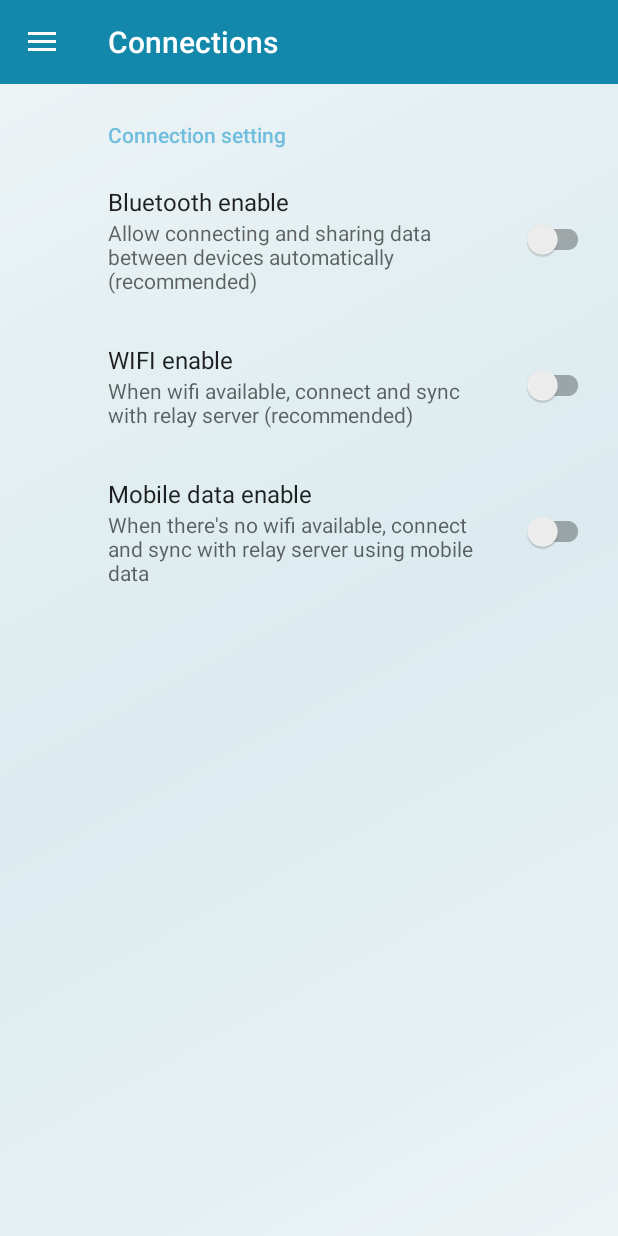
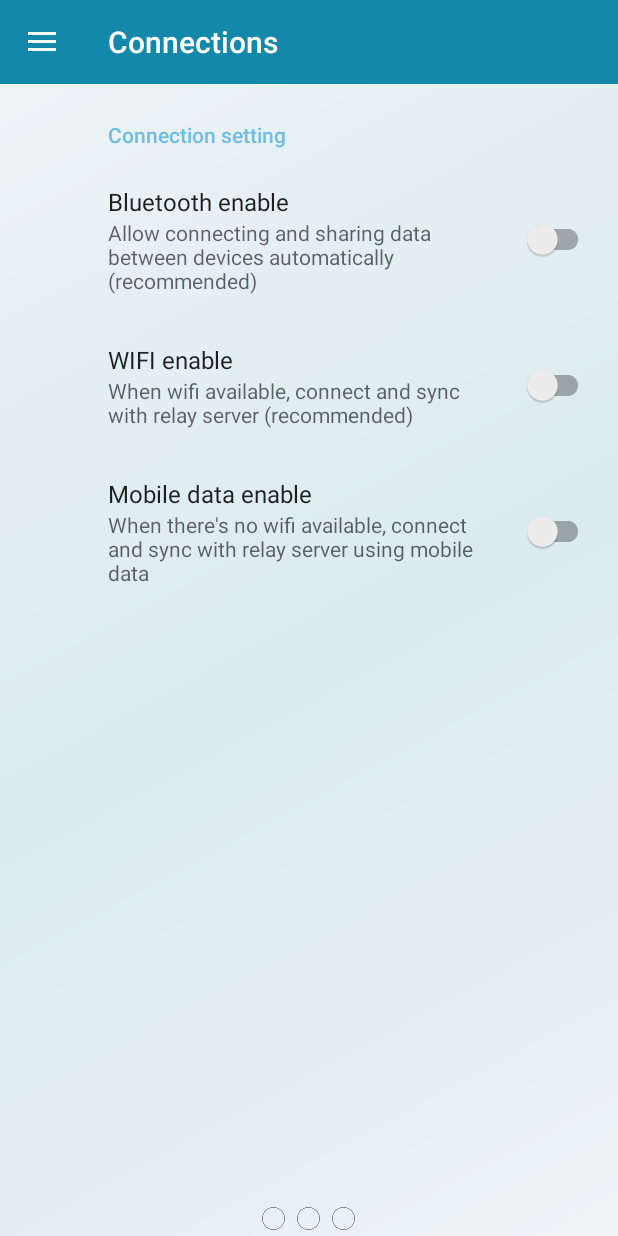
Before and after one commit to omerel/RELAY, an Android app: the MainActivity screen opened directly, with no data from a screen before it, in the side drawer, after a tap on "Connection setting", on a phone screen of 412 x 824 dp. Run offline under Robolectric (Android 15) with nearby library versions, the phone set to English and light mode, and no system bars; our stand-ins replace CircleImageView, androidx.preference; libraries missing offline, so code that uses them is left out: com.couchbase.lite; 46 statements that could not run were skipped.

Commit message:
added status bar, reduce the empty gif

```diff
--- a/Client/Relay/app/src/main/java/com/relay/relay/Bluetooth/BLECentral.java
+++ b/Client/Relay/app/src/main/java/com/relay/relay/Bluetooth/BLECentral.java
@@ -200,6 +200,7 @@ public class BLECentral implements BLConstants {
                 case BLE_SCAN_ERROR:
                     mBleScan.stopScanning();
                     sendResultToManager(BLE_SCAN_ERROR,null);
+                    Log.e(TAG, "Error -  BLE_SCAN_ERROR ");
                     break;
 
                 default:
--- a/Client/Relay/app/src/main/java/com/relay/relay/DB/NodesDB.java
+++ b/Client/Relay/app/src/main/java/com/relay/relay/DB/NodesDB.java
@@ -227,6 +227,8 @@ public class NodesDB {
      */
     public boolean setMyNodeId(UUID nodeId){
         dbManager.putJsonObject(MY_NODE_ID,JsonConvertor.convertToJson(nodeId));
+        // remove node from inboxDB
+        mInboxDB.deleteContactFromDB(nodeId);
         return true;
     }
 
--- a/Client/Relay/app/src/main/java/com/relay/relay/InboxFragment.java
+++ b/Client/Relay/app/src/main/java/com/relay/relay/InboxFragment.java
@@ -53,6 +53,7 @@ import com.relay.relay.Util.LiveQueryAdapter;
 import com.relay.relay.Util.SearchContactAdapter;
 import com.relay.relay.Util.SearchUser;
 import com.relay.relay.Util.ShowActivityFullImage;
+import com.relay.relay.Util.StatusBar;
 import com.relay.relay.Util.UuidGenerator;
 import com.relay.relay.system.Node;
 import com.relay.relay.system.RelayMessage;
@@ -157,8 +158,6 @@ public class InboxFragment extends Fragment {
             }
         });
 
-        mGifImageView = (GifImageView)view.findViewById(R.id.gif_empty);
-        mGifImageView.setGifImageResource(R.drawable.empty);
 
         // init contacts view
         mContactRecyclerView = (RecyclerView) view.findViewById(R.id.recycler_view_contacts);
@@ -176,6 +175,12 @@ public class InboxFragment extends Fragment {
         mSearchContactRecyclerView.setItemAnimator(new DefaultItemAnimator());
         mSearchContactRecyclerView.setVisibility(View.GONE);
         mSearchContactRecyclerView.setItemViewCacheSize(20);
+
+
+//        if (test == 0) {
+//            mGifImageView = (GifImageView) view.findViewById(R.id.gif_empty);
+//            mGifImageView.setGifImageResource(R.drawable.empty);
+//        }
 
         return view;
     }
@@ -197,7 +202,6 @@ public class InboxFragment extends Fragment {
         mDataManager.openAllDataBase();
         Log.e(TAG,"close and opened data base");
 
-        uploadEmptyGif(mDataBase.getView("list/contactList").getCurrentTotalRows());
     }
 
 
@@ -327,8 +331,8 @@ public class InboxFragment extends Fragment {
                 @Override
                 public void map(Map<String, Object> document, Emitter emitter) {
                     String type = (String) document.get("type");
-                    boolean disappear = (boolean) document.get("disappear");
-                    if ("contact".equals(type) && !disappear) {
+                    if ("contact".equals(type)) {
+                        if (!(boolean) document.get("disappear"))
                         emitter.emit(document.get("time"), null);
                     }
                 }
@@ -340,13 +344,6 @@ public class InboxFragment extends Fragment {
         listsLiveQuery = query.toLiveQuery();
     }
 
-    private void uploadEmptyGif(int listCounter) {
-
-        if (listCounter == 0)
-            mGifImageView.setVisibility(View.VISIBLE);
-        else
-            mGifImageView.setVisibility(View.GONE);
-    }
 
     private class ListAdapter extends LiveQueryAdapter {
 
@@ -395,8 +392,6 @@ public class InboxFragment extends Fragment {
                     newImage = ImageConverter.scaleDown(newImage,100,true);
                     holder.circleImageView.setImageBitmap(newImage);
                 }
-
-
             }
 
             // set updates and new messages icon
@@ -587,6 +582,7 @@ public class InboxFragment extends Fragment {
                         mDataManager.getInboxDB().deleteUserAndConversation(UUID.fromString(uuidString),true);
                         Toast.makeText(getContext(), "user was deleted", Toast.LENGTH_SHORT).show();
                         mAdapter.myNotify();
+
                     }
                 } else {
                     Document doc =  mAdapter.getItem(position);
@@ -597,8 +593,6 @@ public class InboxFragment extends Fragment {
                         Toast.makeText(getContext(), "user info", Toast.LENGTH_SHORT).show();
                     }
                 }
-
-                uploadEmptyGif(mDataBase.getView("list/contactList").getCurrentTotalRows());
             }
 
             @Override
@@ -705,7 +699,6 @@ public class InboxFragment extends Fragment {
                         setupLiveQuery();
                         mAdapter.myNotify();
 
-                        uploadEmptyGif(mDataBase.getView("list/contactList").getCurrentTotalRows());
 
                         break;
 
--- a/Client/Relay/app/src/main/java/com/relay/relay/MainActivity.java
+++ b/Client/Relay/app/src/main/java/com/relay/relay/MainActivity.java
@@ -37,6 +37,7 @@ import android.widget.TextView;
 
 import com.relay.relay.SubSystem.DataManager;
 import com.relay.relay.SubSystem.RelayConnectivityManager;
+import com.relay.relay.Util.StatusBar;
 import com.relay.relay.Util.UuidGenerator;
 
 import java.util.UUID;
@@ -88,12 +89,13 @@ public class MainActivity extends AppCompatActivity
     private SharedPreferences sharedPreferences;
 
 
+    private StatusBar mStatusBar;
+
 
     @Override
     protected void onCreate(Bundle savedInstanceState) {
         super.onCreate(savedInstanceState);
         setContentView(R.layout.activity_main);
-
 
         Toolbar  toolbar = (Toolbar) findViewById(R.id.toolbar);
         setSupportActionBar(toolbar);
@@ -116,37 +118,6 @@ public class MainActivity extends AppCompatActivity
 
         // using sharedPreferences when trying to log out
         sharedPreferences =  getSharedPreferences(SYSTEM_SETTING,0);
-
-//        //TODO delete uuidGenerator when creating login
-//        // check if the is a user name
-//        sharedPreferences =  getSharedPreferences(SYSTEM_SETTING,0);
-//        String uuid = sharedPreferences.getString(CURRENT_UUID_USER,null);
-//
-//        if (uuid == null){
-//            //get my uuid from login and put it in sharedPreferences
-//            UuidGenerator uuidGenerator = new UuidGenerator();
-//            try {
-//                mMyuuid = uuidGenerator.GenerateUUIDFromEmail("Rachael@gmail.com");
-//            } catch (Exception e) {
-//                e.printStackTrace();
-//            }
-//            // saving myuuid into sharedPreferences
-//
-//            SharedPreferences.Editor editor = sharedPreferences.edit();
-//            editor.putString(CURRENT_UUID_USER,mMyuuid.toString());
-//            editor.commit();
-//        }
-//        else{
-//            mMyuuid = UUID.fromString(uuid);
-//        }
-
-
-        // for dubug
-//        Test t = new Test(this);
-//        t.startTest();
-        //
-
-        // todo delete up to here
 
         navHeaderView= navigationView.getHeaderView(0);
 
@@ -177,6 +148,9 @@ public class MainActivity extends AppCompatActivity
 
         // start on inbox
         displayFragment(0);
+
+        // initial status bar
+        mStatusBar = new StatusBar(this);
 
     }
 
@@ -211,6 +185,7 @@ public class MainActivity extends AppCompatActivity
     @Override
     protected void onDestroy() {
         super.onDestroy();
+        mStatusBar.close();
     }
 
     @Override
@@ -502,6 +477,7 @@ public class MainActivity extends AppCompatActivity
             changePriority();
             Snackbar.make(this.mContentView, " Changing connection priority " , Snackbar.LENGTH_SHORT)
                     .setAction("Action", null).show();
+            mStatusBar.clear();
 
         }
         else{
--- a/Client/Relay/app/src/main/java/com/relay/relay/Util/LiveQueryAdapter.java
+++ b/Client/Relay/app/src/main/java/com/relay/relay/Util/LiveQueryAdapter.java
@@ -27,10 +27,10 @@ public class LiveQueryAdapter extends RecyclerView.Adapter<InboxFragment.Contact
     public QueryEnumerator enumerator;
     private Context context;
 
-
     public LiveQueryAdapter(Context context, LiveQuery query) {
         this.context = context;
         this.query = query;
+        this.enumerator = query.getRows();
 
         query.addChangeListener(new LiveQuery.ChangeListener() {
             @Override
--- /dev/null
+++ b/Client/Relay/app/src/main/java/com/relay/relay/Util/StatusBar.java
@@ -0,0 +1,153 @@
+package com.relay.relay.Util;
+
+import android.app.Activity;
+import android.content.BroadcastReceiver;
+import android.content.Context;
+import android.content.Intent;
+import android.content.IntentFilter;
+import android.os.CountDownTimer;
+import android.os.Handler;
+import android.view.View;
+import android.widget.ImageView;
+
+import com.relay.relay.R;
+
+
+/**
+ * Created by omer on 04/05/2017.
+ */
+
+public class StatusBar {
+
+    public static final String STATUS_BAR_RELAY = "relay.BroadcastReceiver.STATUS_BAR_RELAY";
+    public static final int FLAG_IDLE = 11;
+    public static final int FLAG_SEARCH = 12;
+    public static final int FLAG_CONNECTING = 13;
+    public static final int FLAG_HANDSHAKE = 14;
+    public static final int FLAG_ERROR = 15;
+
+
+    private Activity mActivity;
+    private ImageView mIdleFlag;
+    private ImageView mSearchFlag;
+    private ImageView mConnectingFlag;
+    private ImageView mHandShakeFlag;
+    private ImageView mErrorFlag;
+
+    // Listener when flag has been changed
+    private BroadcastReceiver mBroadcastReceiver;
+    private IntentFilter mFilter;
+
+
+    public StatusBar(Activity activity){
+        this.mActivity = activity;
+
+        this.mIdleFlag = (ImageView) mActivity.findViewById(R.id.flag_idle);
+        mIdleFlag.setImageDrawable(mActivity.getDrawable(R.drawable.ic_flag_non));
+        this.mSearchFlag = (ImageView) mActivity.findViewById(R.id.flag_search);
+        mSearchFlag.setImageDrawable(mActivity.getDrawable(R.drawable.ic_flag_non));
+        this.mConnectingFlag = (ImageView) mActivity.findViewById(R.id.flag_connecting);
+        mConnectingFlag.setImageDrawable(mActivity.getDrawable(R.drawable.ic_flag_non));
+        this.mHandShakeFlag = (ImageView) mActivity.findViewById(R.id.flag_handshake);
+        mHandShakeFlag.setVisibility(View.INVISIBLE);
+        this.mErrorFlag = (ImageView) mActivity.findViewById(R.id.flag_error);
+        mErrorFlag.setVisibility(View.INVISIBLE);
+        createBroadcastReceiver();
+    }
+
+
+    /**
+     * BroadcastReceiver
+     */
+    private void createBroadcastReceiver() {
+        mFilter = new IntentFilter();
+        mFilter.addAction(STATUS_BAR_RELAY);
+
+        mBroadcastReceiver = new BroadcastReceiver() {
+
+            @Override
+            public void onReceive(Context context, Intent intent) {
+
+                String action = intent.getAction();
+                switch (action){
+
+                    case STATUS_BAR_RELAY:
+                        int flag = intent.getIntExtra("flag",0);
+                        turnOnFlag(flag);
+                        break;
+                }
+            }
+        };
+        mActivity.registerReceiver(mBroadcastReceiver, mFilter);
+    }
+
+
+    public void close(){
+        mActivity.unregisterReceiver(mBroadcastReceiver);
+    }
+    private void turnOnFlag(int flag) {
+
+        switch (flag){
+            case FLAG_IDLE :
+                mSearchFlag.setImageDrawable(mActivity.getDrawable(R.drawable.ic_flag_non));
+                mConnectingFlag.setImageDrawable(mActivity.getDrawable(R.drawable.ic_flag_non));
+                mIdleFlag.setImageDrawable(mActivity.getDrawable(R.drawable.ic_flag_idle));
+                break;
+            case FLAG_SEARCH :
+                mIdleFlag.setImageDrawable(mActivity.getDrawable(R.drawable.ic_flag_non));
+                mConnectingFlag.setImageDrawable(mActivity.getDrawable(R.drawable.ic_flag_non));
+                mSearchFlag.setImageDrawable(mActivity.getDrawable(R.drawable.ic_flag_search));
+                break;
+            case FLAG_CONNECTING :
+                mIdleFlag.setImageDrawable(mActivity.getDrawable(R.drawable.ic_flag_non));
+                mSearchFlag.setImageDrawable(mActivity.getDrawable(R.drawable.ic_flag_non));
+                mConnectingFlag.setImageDrawable(mActivity.getDrawable(R.drawable.ic_flag_connecting));
+                break;
+            case FLAG_HANDSHAKE :
+                blinkFlag(FLAG_HANDSHAKE);
+                break;
+            case FLAG_ERROR :
+                blinkFlag(FLAG_ERROR);
+                break;
+            case 0 :
+                mIdleFlag.setImageDrawable(mActivity.getDrawable(R.drawable.ic_flag_non));
+                mSearchFlag.setImageDrawable(mActivity.getDrawable(R.drawable.ic_flag_non));
+                mConnectingFlag.setImageDrawable(mActivity.getDrawable(R.drawable.ic_flag_non));
+                break;
+        }
+    }
+
+
+    private void blinkFlag(int flag) {
+
+
+        if (flag == FLAG_ERROR){
+            new CountDownTimer(3000, 1000) {
+                public void onTick(long millisUntilFinished) {
+                    mErrorFlag.setVisibility(View.VISIBLE);
+                }
+                public void onFinish() {
+                    mErrorFlag.setVisibility(View.INVISIBLE);
+                }
+            }.start();
+        }
+
+        if (flag == FLAG_HANDSHAKE){
+            // flash hand shake
+            new CountDownTimer(1000, 1000) {
+                public void onTick(long millisUntilFinished) {
+                    mHandShakeFlag.setVisibility(View.VISIBLE);
+                }
+                public void onFinish() {
+                    mHandShakeFlag.setVisibility(View.INVISIBLE);
+                }
+            }.start();
+        }
+    }
+
+    public void clear() {
+        mIdleFlag.setImageDrawable(mActivity.getDrawable(R.drawable.ic_flag_non));
+        mSearchFlag.setImageDrawable(mActivity.getDrawable(R.drawable.ic_flag_non));
+        mConnectingFlag.setImageDrawable(mActivity.getDrawable(R.drawable.ic_flag_non));
+    }
+}
--- a/Client/Relay/app/src/main/res/layout/app_bar_main.xml
+++ b/Client/Relay/app/src/main/res/layout/app_bar_main.xml
@@ -23,4 +23,6 @@
 
     <include layout="@layout/content_main" />
 
+    <include layout="@layout/status_bar_layout" />
+
 </android.support.design.widget.CoordinatorLayout>
--- /dev/null
+++ b/Client/Relay/app/src/main/res/layout/status_bar_layout.xml
@@ -0,0 +1,51 @@
+<?xml version="1.0" encoding="utf-8"?>
+<RelativeLayout
+    xmlns:android="http://schemas.android.com/apk/res/android"
+    android:layout_width="match_parent"
+    android:layout_height="match_parent">
+
+    <ImageView
+        android:id="@+id/flag_search"
+        android:layout_width="15dp"
+        android:layout_height="15dp"
+        android:layout_centerHorizontal="true"
+        android:layout_margin="4dp"
+        android:layout_alignParentBottom="true"
+        android:src="@drawable/ic_flag_search"/>
+    <ImageView
+        android:id="@+id/flag_connecting"
+        android:layout_width="15dp"
+        android:layout_height="15dp"
+        android:layout_toRightOf="@id/flag_search"
+        android:layout_margin="4dp"
+        android:layout_alignParentBottom="true"
+        android:src="@drawable/ic_flag_connecting"/>
+    <ImageView
+        android:id="@+id/flag_idle"
+        android:layout_width="15dp"
+        android:layout_height="15dp"
+        android:layout_margin="4dp"
+        android:layout_alignParentBottom="true"
+        android:layout_toLeftOf="@id/flag_search"
+        android:src="@drawable/ic_flag_idle"/>
+
+
+    <ImageView
+        android:id="@+id/flag_handshake"
+        android:layout_width="15dp"
+        android:layout_height="15dp"
+        android:layout_margin="4dp"
+        android:layout_alignParentBottom="true"
+        android:layout_toRightOf="@id/flag_connecting"
+        android:src="@drawable/ic_flag_handshake"/>
+
+    <ImageView
+        android:id="@+id/flag_error"
+        android:layout_width="15dp"
+        android:layout_height="15dp"
+        android:layout_margin="4dp"
+        android:layout_alignParentBottom="true"
+        android:layout_toLeftOf="@id/flag_idle"
+        android:src="@drawable/ic_flag_error"/>
+
+</RelativeLayout>
```
Also changed, not shown: Client/Relay/app/src/main/java/com/relay/relay/Bluetooth/BLConstants.java (+10 -7 lines), Client/Relay/app/src/main/java/com/relay/relay/Bluetooth/BLEAdvertising.java (+10 -6 lines), Client/Relay/app/src/main/java/com/relay/relay/Bluetooth/BlManager.java (+19 -28 lines), Client/Relay/app/src/main/java/com/relay/relay/SubSystem/HandShake.java (+49 -11 lines), Client/Relay/app/src/main/java/com/relay/relay/SubSystem/RelayConnectivityManager.java (+10 -0 lines), Client/Relay/app/src/main/res/drawable/ic_flag_connecting.png (added), Client/Relay/app/src/main/res/drawable/ic_flag_error.png (added), Client/Relay/app/src/main/res/drawable/ic_flag_handshake.png (added), Client/Relay/app/src/main/res/drawable/ic_flag_idle.png (added), Client/Relay/app/src/main/res/drawable/ic_flag_non.png (added), Client/Relay/app/src/main/res/drawable/ic_flag_search.png (added).
